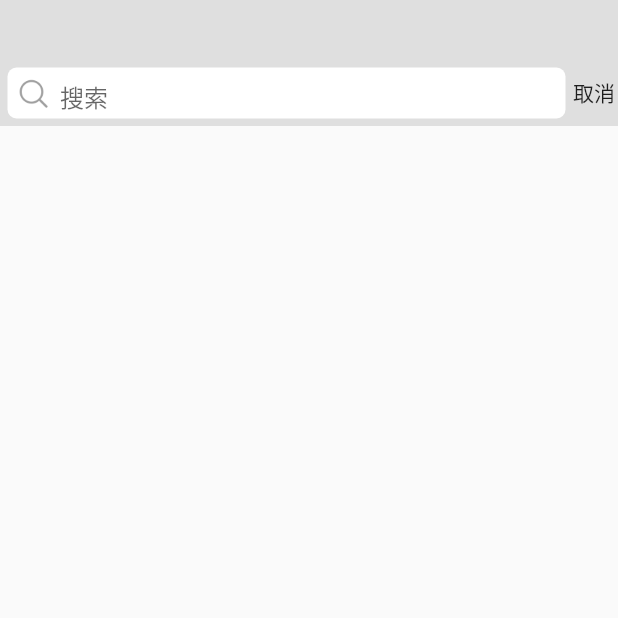
After one commit to developerBHJ/flutter_webchat, a Flutter app: the SearchPage screen opened directly, on a phone screen of 412 x 824 dp, the top half of it. The commit adds this screen. Run offline on Flutter 3.47's test engine with Material 2 defaults, Android fonts, the phone set to English and light mode, and no system bars; missing offline and left inert: dart:ffi; network calls fail.

Commit message:
searchBar

```diff
--- /dev/null
+++ b/lib/chat/search_bar.dart
@@ -0,0 +1,139 @@
+import 'package:flutter/material.dart';
+import 'package:flutter_webchat/chat/chat_data.dart';
+import '../const.dart';
+import '../const.dart';
+import '../const.dart';
+import '../const.dart';
+import '../const.dart';
+import 'search_page.dart';
+
+class SearchCell extends StatelessWidget {
+
+  final List<Chat> datas;
+
+  const SearchCell({Key key, this.datas}) : super(key: key);
+
+  @override
+  Widget build(BuildContext context) {
+    return GestureDetector(
+      onTap: (){
+        Navigator.of(context).push(MaterialPageRoute(builder: (BuildContext context) => SearchPage(datas: datas)));
+      },
+      child: Container(
+        height: 44,
+        padding: EdgeInsets.all(5),
+        color: ThemeColor,
+        child: Container(
+          decoration: BoxDecoration(
+            color: Colors.white,
+            borderRadius: BorderRadius.circular(6),
+          ),
+          child: Row(
+            mainAxisAlignment: MainAxisAlignment.center,
+            children: <Widget>[
+              Image(image: AssetImage('images/放大镜b.png'),width: 20,color: Colors.grey,),
+              Text(' 搜索',style: TextStyle(color: Colors.grey),),
+            ],
+          ),
+        ),
+      ),
+    );
+  }
+}
+
+class SearchBar extends StatefulWidget {
+
+  final ValueChanged<String> onChanged;
+
+  const SearchBar({Key key, this.onChanged}) : super(key: key);
+
+  @override
+  _SearchBarState createState() => _SearchBarState();
+}
+
+class _SearchBarState extends State<SearchBar> {
+
+  bool _showClear = false;
+  final TextEditingController _controller = TextEditingController();
+
+  /*文字改变回调*/
+  _valueChanged(String str){
+    widget.onChanged(str);
+    if(str.length > 0){
+      _showClear = true;
+      setState(() { });
+    }else{
+      _showClear = false;
+      setState(() { });
+    }
+  }
+
+  @override
+  Widget build(BuildContext context) {
+    return Container(
+      color: ThemeColor,
+      child: Column(
+        children: <Widget>[
+          SizedBox(
+            height: 40,
+          ), //上半部分
+          Container(
+            height: 44,
+            child: Row(
+              children: <Widget>[
+                Container(
+                  height: 35,
+                  margin: EdgeInsets.all(5),
+                  padding: EdgeInsets.only(left: 5, right: 5),
+                  width: ScreenWidth(context) - 40,
+                  decoration: BoxDecoration(
+                      color: Colors.white,
+                      borderRadius: BorderRadius.circular(6.0)),
+                  child: Row(
+                    children: <Widget>[
+                      Image(
+                        image: AssetImage('images/放大镜b.png'),
+                        width: 25,
+                        color: Colors.grey,
+                      ),
+                      Expanded(
+                        flex: 1,
+                        child: TextField(
+                          controller: _controller,
+                          onChanged: _valueChanged,
+                          cursorColor: Colors.green,
+                          decoration: InputDecoration(
+                            border: InputBorder.none,
+                            contentPadding: EdgeInsets.only(left: 5,bottom: 10),
+                            hintText: '搜索',
+                          ),
+                        ),
+                      ), //输入框
+                      _showClear ?  GestureDetector(
+                        onTap: (){
+                          _controller.clear();
+                          _valueChanged('');
+                        },
+                        child: Icon(
+                          Icons.cancel,
+                          size: 20,
+                          color: Colors.grey,
+                        ),
+                      ) : Container(), //清除按钮1
+                    ],
+                  ),
+                ), //左边圆角背景
+                GestureDetector(
+                  onTap: () {
+                    Navigator.pop(context);
+                  },
+                  child: Text('取消'),
+                ), //取消按钮
+              ],
+            ),
+          ),
+        ],
+      ),
+    );
+  }
+}
--- /dev/null
+++ b/lib/chat/search_page.dart
@@ -0,0 +1,100 @@
+import 'dart:ffi';
+
+import 'package:flutter/material.dart';
+import 'package:flutter_webchat/chat/chat_data.dart';
+import 'search_bar.dart';
+
+class SearchPage extends StatefulWidget {
+  final List<Chat> datas;
+
+  const SearchPage({Key key, this.datas}) : super(key: key);
+
+  @override
+  _SearchPageState createState() => _SearchPageState();
+}
+
+class _SearchPageState extends State<SearchPage> {
+  List<Chat> _modals = []; // 搜索的数据数组
+  String _searchStr = '';
+
+  @override
+  Widget build(BuildContext context) {
+    return Scaffold(
+      body: Column(
+        children: <Widget>[
+          SearchBar(
+            onChanged: (String str) {
+              _searchData(str);
+            },
+          ),
+          Expanded(
+              flex: 1,
+              child: NotificationListener(
+                  onNotification: (ScrollNotification notification) {
+                    FocusScope.of(context).requestFocus(FocusNode());
+                  },
+                  child: ListView.builder(
+                    itemBuilder: _itemForRow,
+                    itemCount: _modals.length,
+                  )))
+        ],
+      ),
+    );
+  }
+
+  /*数据检索*/
+  Void _searchData(String str) {
+    if (str.length == 0) {
+      _modals = [];
+    } else {
+      _modals.clear();
+      for (int i = 0; i < widget.datas.length; i++) {
+        if (widget.datas[i].name.contains(str)) {
+          _modals.add(widget.datas[i]);
+        }
+      }
+    }
+    _searchStr = str;
+    print(_modals);
+    setState(() {});
+  }
+
+  /*创建列表item*/
+  Widget _itemForRow(BuildContext context, int index) {
+    return ListTile(
+      title: _attTitle(_modals[index].name), //
+      subtitle: Container(
+        height: 20,
+        width: 20,
+        child: Text(
+          _modals[index].message,
+          overflow: TextOverflow.ellipsis,
+        ),
+      ),
+      leading: CircleAvatar(
+        backgroundImage: NetworkImage(_modals[index].imageUrl),
+      ),
+    );
+  }
+
+  /*富文本处理*/
+  Widget _attTitle(String str) {
+    TextStyle normalStyle = TextStyle(color: Colors.black, fontSize: 16);
+    TextStyle highlighStyle = TextStyle(color: Colors.green, fontSize: 16);
+    List<TextSpan> spans = [];
+    // 找到需要高亮显示的字符
+    List<String> strs = str.split(_searchStr);
+    for (int i = 0; i < strs.length; i++) {
+      String tempStr = strs[i];
+      if (tempStr == '' && i < strs.length - 1) {
+        spans.add(TextSpan(text: _searchStr, style: highlighStyle));
+      } else {
+        spans.add(TextSpan(text: str, style: normalStyle));
+        if (i < strs.length - 1) {
+          spans.add(TextSpan(text: _searchStr, style: highlighStyle));
+        }
+      }
+    }
+    return RichText(text: TextSpan(children: spans));
+  }
+}
--- a/lib/const.dart
+++ b/lib/const.dart
@@ -1,4 +1,5 @@
 import 'package:flutter/material.dart';
+import 'dart:ui';
 
 //主题色
 final Color ThemeColor = Color.fromRGBO(223, 223, 223, 1.0);
@@ -6,3 +7,5 @@ final Color ThemeColor = Color.fromRGBO(223, 223, 223, 1.0);
 //屏幕的宽高
 double ScreenWidth(BuildContext context) => MediaQuery.of(context).size.width;
 double ScreenHeight(BuildContext context) => MediaQuery.of(context).size.height;
+// 获取状态栏高度
+double StatusBarHeight(BuildContext context) => MediaQueryData.fromWindow(window).padding.top;
--- a/pubspec.yaml
+++ b/pubspec.yaml
@@ -45,7 +45,6 @@ flutter:
   assets:
     - images/
 
-
   # An image asset can refer to one or more resolution-specific "variants", see
   # https://flutter.dev/assets-and-images/#resolution-aware.
 
```
Also changed, not shown: lib/chat/chatpage.dart (+40 -31 lines), 1 other file.
